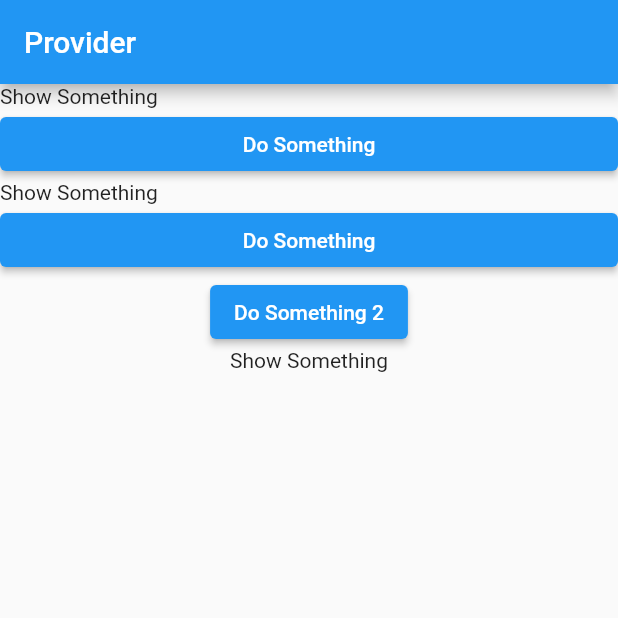
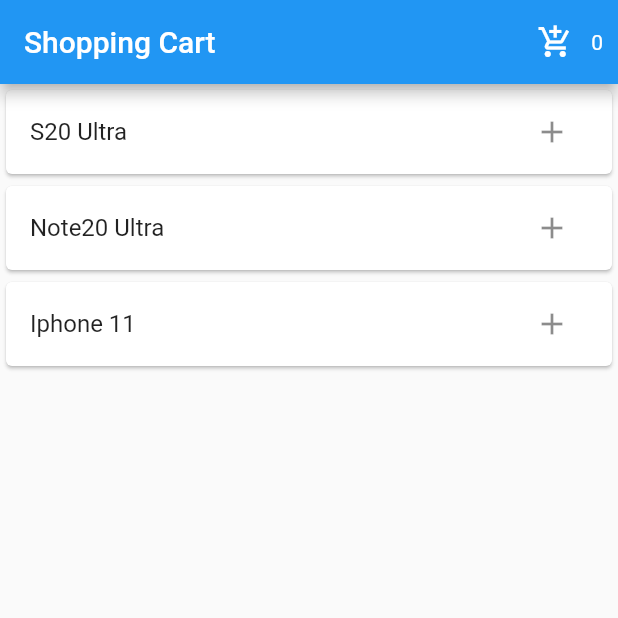
Before and after one commit to MostafaMo07/State_Provider, a Flutter app: the screen it shows after launch, on a phone screen of 412 x 824 dp, the top half of it. Run offline on Flutter 3.47's test engine with Material 2 defaults, Android fonts, the phone set to English and light mode, and no system bars.

Commit message:
Shopping cart

```diff
--- /dev/null
+++ b/state_provider/lib/home.dart
@@ -0,0 +1,67 @@
+import 'package:flutter/material.dart';
+import 'package:provider/provider.dart';
+import 'package:state_provider/checkout.dart';
+import 'package:state_provider/model/cart.dart';
+
+import 'model/item.dart';
+
+class HomePage extends StatefulWidget {
+  @override
+  _HomePageState createState() => _HomePageState();
+}
+
+class _HomePageState extends State<HomePage> {
+  List<Item> items = [
+    Item(name: "S20 Ultra", price: 12500),
+    Item(name: "Note20 Ultra", price: 10000),
+    Item(name: "Iphone 11", price: 13500),
+  ];
+
+  @override
+  Widget build(BuildContext context) {
+    return Scaffold(
+        appBar: AppBar(
+          title: Text("Shopping Cart"),
+          actions: [
+            Row(
+              children: [
+                IconButton(
+                    onPressed: () {
+                      Navigator.of(context)
+                          .push(MaterialPageRoute(builder: (context) {
+                        return CheckOut();
+                      }));
+                    },
+                    icon: Icon(Icons.add_shopping_cart)),
+                Padding(
+                  padding: const EdgeInsets.only(right: 10),
+                  child: Consumer<Cart>(
+                    builder: (context, cart, child) {
+                      return Text("${cart.count}");
+                    },
+                  ),
+                )
+              ],
+            )
+          ],
+        ),
+        body: ListView.builder(
+          itemCount: items.length,
+          itemBuilder: (context, i) {
+            return Card(child: Consumer<Cart>(
+              builder: (context, cart, child) {
+                return ListTile(
+                  title: Text("${items[i].name}"),
+                  trailing: IconButton(
+                    icon: Icon(Icons.add),
+                    onPressed: () {
+                      cart.add(items[i]);
+                    },
+                  ),
+                );
+              },
+            ));
+          },
+        ));
+  }
+}
--- a/state_provider/lib/main.dart
+++ b/state_provider/lib/main.dart
@@ -1,4 +1,7 @@
 import 'package:flutter/material.dart';
+import 'package:provider/provider.dart';
+import 'package:state_provider/home.dart';
+import 'package:state_provider/model/cart.dart';
 
 import 'learnprovider/learnprovider.dart';
 
@@ -10,21 +13,14 @@ class MyApp extends StatelessWidget {
   // This widget is the root of your application.
   @override
   Widget build(BuildContext context) {
-    return MaterialApp(
-      title: 'Flutter Demo',
-      theme: ThemeData(
-        // This is the theme of your application.
-        //
-        // Try running your application with "flutter run". You'll see the
-        // application has a blue toolbar. Then, without quitting the app, try
-        // changing the primarySwatch below to Colors.green and then invoke
-        // "hot reload" (press "r" in the console where you ran "flutter run",
-        // or simply save your changes to "hot reload" in a Flutter IDE).
-        // Notice that the counter didn't reset back to zero; the application
-        // is not restarted.
-        primarySwatch: Colors.blue,
+    return ChangeNotifierProvider(
+      create: (context) {
+        return Cart();
+      },
+      child: MaterialApp(
+        title: 'Flutter Demo',
+        home: HomePage(),
       ),
-      home: LearnProvider(),
     );
   }
 }
--- /dev/null
+++ b/state_provider/lib/model/cart.dart
@@ -0,0 +1,30 @@
+import 'package:flutter/cupertino.dart';
+import 'package:state_provider/model/item.dart';
+
+class Cart with ChangeNotifier {
+  List<Item> _items = [];
+  double _price = 0.0;
+  void add(Item item) {
+    _items.add(item);
+    _price += item.price;
+    notifyListeners();
+  }
+
+  void remove(Item item) {
+    _items.remove(item);
+    _price -= item.price;
+    notifyListeners();
+  }
+
+  int get count {
+    return _items.length;
+  }
+
+  double get totalPrice {
+    return _price;
+  }
+
+  List<Item> get basketitem {
+    return _items;
+  }
+}
--- /dev/null
+++ b/state_provider/lib/model/item.dart
@@ -0,0 +1,6 @@
+class Item {
+  String name;
+  double price;
+
+  Item({this.name, this.price});
+}
```
Also changed, not shown: state_provider/lib/checkout.dart (added, +40 -0 lines).
